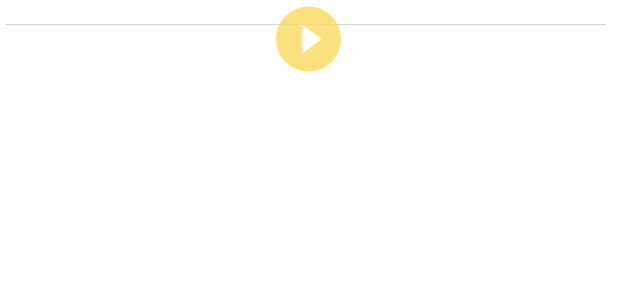
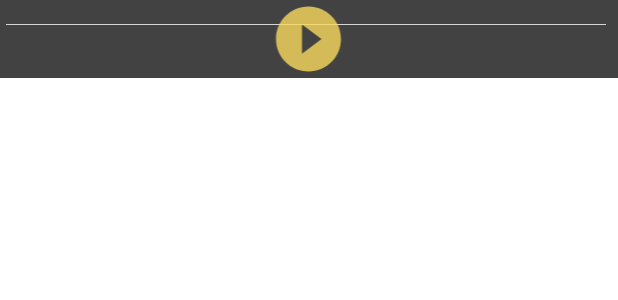
Before and after one commit to bprospere/MyFlixster1, an Android app: the layout popular_movies.xml on its own in the app's theme, with its tools: preview values and no code run, on a phone screen of 412 x 824 dp. Shown: the top 300 px of the screen. Run offline under Robolectric (Android 15) with nearby library versions, the phone set to English and light mode, and no system bars.

Commit message:
second parts of the Flixster

```diff
--- a/app/src/main/res/layout-land/popular_movies.xml
+++ b/app/src/main/res/layout-land/popular_movies.xml
@@ -5,6 +5,7 @@
     android:id="@+id/container2"
     android:transitionName="transitionMovie"
     android:layout_width="match_parent"
+    android:background="@color/cardview_dark_background"
     android:layout_height="match_parent">
 
     <ImageView
--- a/app/src/main/res/layout/activity_detail.xml
+++ b/app/src/main/res/layout/activity_detail.xml
@@ -5,6 +5,7 @@
         android:layout_width="match_parent"
         android:layout_height="match_parent"
         android:orientation="vertical"
+        android:background="@color/cardview_dark_background"
         tools:context=".DetailActivity">
 
 
@@ -26,6 +27,7 @@
             android:id="@+id/ratingBar"
             style="@style/Widget.AppCompat.RatingBar.Indicator"
             android:layout_width="wrap_content"
+            android:progressBackgroundTint="@color/ROYAL"
             android:progressTint="@color/ROYAL"
             android:layout_height="wrap_content"
             android:numStars="10" />
--- a/app/src/main/res/layout/popular_movies.xml
+++ b/app/src/main/res/layout/popular_movies.xml
@@ -5,6 +5,7 @@
     android:id="@+id/container2"
     android:transitionName="transitionMovie"
     android:layout_width="match_parent"
+    android:background="@color/cardview_dark_background"
     android:layout_height="wrap_content">
 
     <ImageView
```
